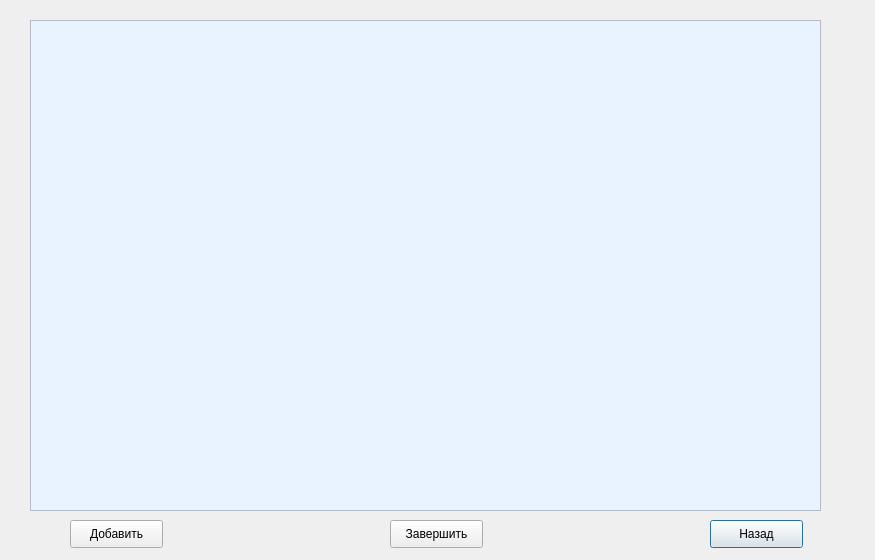
The window that course/editworkswindow.ui (TFed555/Coursework) describes before a commit, drawn with Qt 5.
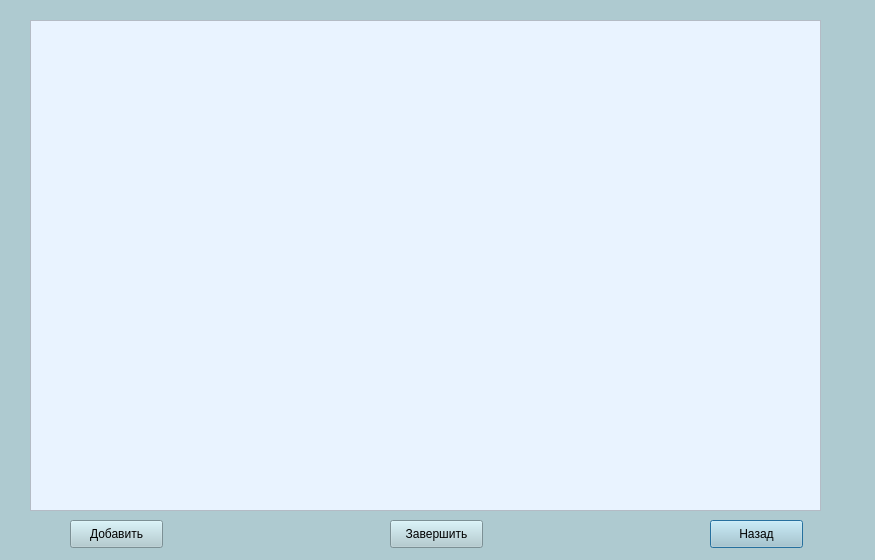
The same window after the commit.

Diff of the .ui file:
```diff
--- a/course/editworkswindow.ui
+++ b/course/editworkswindow.ui
@@ -14,7 +14,7 @@
    <string>Dialog</string>
   </property>
   <property name="styleSheet">
-   <string notr="true"/>
+   <string notr="true">background-color: rgb(174, 202, 208);</string>
   </property>
   <widget class="QTableView" name="tableView">
    <property name="geometry">
```
